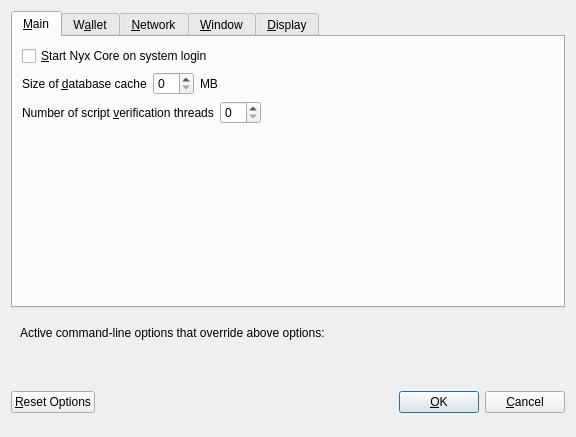
This is src/qt/forms/optionsdialog.ui in Cyprella/pixon as Qt 5 draws it before an edit. The edited form follows.
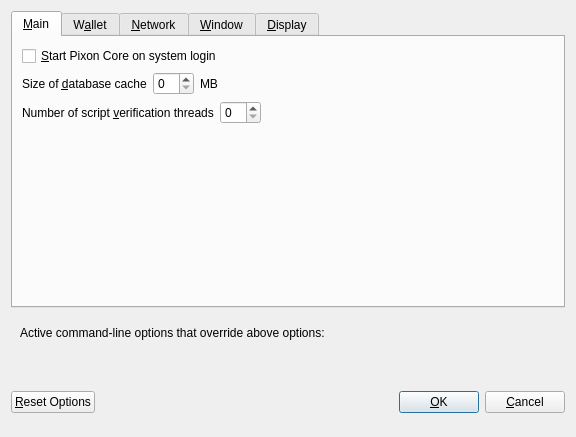
This is the edited form. Custom widgets are drawn as their Qt base class.

What changed in the file:
```diff
--- a/src/qt/forms/optionsdialog.ui
+++ b/src/qt/forms/optionsdialog.ui
@@ -33,7 +33,7 @@
           <string>Automatically start Nyx Core after logging in to the system.</string>
          </property>
          <property name="text">
-          <string>&amp;Start Nyx Core on system login</string>
+          <string>&amp;Start Pixon Core on system login</string>
          </property>
         </widget>
        </item>
```
Left out of the diff: 14 changed lines with no effect on the pictures.
